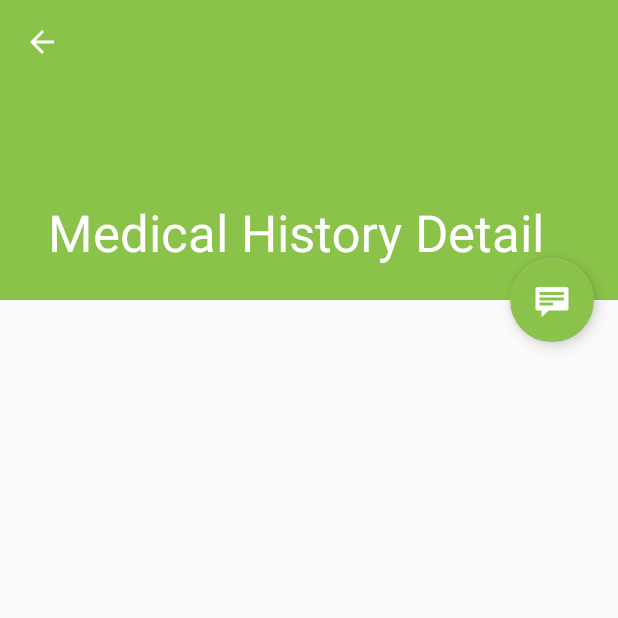
After one commit to falasenoglory/HIME, an Android app: the MedicalHistoryDetailActivity screen opened directly, with no data from a screen before it, on a phone screen of 412 x 824 dp, the top half of it. The commit adds this screen. Run offline under Robolectric (Android 15) with nearby library versions, the phone set to English and light mode, and no system bars; 1 statement that could not run was skipped.

Commit message:
Added Medical History's basic UI

```diff
--- a/app/build.gradle
+++ b/app/build.gradle
@@ -26,4 +26,6 @@ dependencies {
     compile 'com.android.support:design:23.1.1'
     compile 'com.parse.bolts:bolts-android:1.+'
     compile 'com.parse:parse-android:1.+'
+    compile 'com.android.support:support-v4:23.1.1'
+    compile 'com.android.support:recyclerview-v7:23.1.1'
 }
--- /dev/null
+++ b/app/src/main/java/com/jimbofer/hime/MedicalHistoryDetailActivity.java
@@ -0,0 +1,81 @@
+package com.jimbofer.hime;
+
+import android.content.Intent;
+import android.os.Bundle;
+import android.support.design.widget.FloatingActionButton;
+import android.support.design.widget.Snackbar;
+import android.support.v7.widget.Toolbar;
+import android.view.View;
+import android.support.v7.app.AppCompatActivity;
+import android.support.v7.app.ActionBar;
+import android.view.MenuItem;
+
+/**
+ * An activity representing a single Medical History detail screen. This
+ * activity is only used narrow width devices. On tablet-size devices,
+ * item details are presented side-by-side with a list of items
+ * in a {@link MedicalHistoryListActivity}.
+ */
+public class MedicalHistoryDetailActivity extends AppCompatActivity {
+
+    @Override
+    protected void onCreate(Bundle savedInstanceState) {
+        super.onCreate(savedInstanceState);
+        setContentView(R.layout.activity_medicalhistory_detail);
+        Toolbar toolbar = (Toolbar) findViewById(R.id.detail_toolbar);
+        setSupportActionBar(toolbar);
+
+        FloatingActionButton fab = (FloatingActionButton) findViewById(R.id.fab);
+        fab.setOnClickListener(new View.OnClickListener() {
+            @Override
+            public void onClick(View view) {
+                Snackbar.make(view, "Replace with your own detail action", Snackbar.LENGTH_LONG)
+                        .setAction("Action", null).show();
+            }
+        });
+
+        // Show the Up button in the action bar.
+        ActionBar actionBar = getSupportActionBar();
+        if (actionBar != null) {
+            actionBar.setDisplayHomeAsUpEnabled(true);
+        }
+
+        // savedInstanceState is non-null when there is fragment state
+        // saved from previous configurations of this activity
+        // (e.g. when rotating the screen from portrait to landscape).
+        // In this case, the fragment will automatically be re-added
+        // to its container so we don't need to manually add it.
+        // For more information, see the Fragments API guide at:
+        //
+        // http://developer.android.com/guide/components/fragments.html
+        //
+        if (savedInstanceState == null) {
+            // Create the detail fragment and add it to the activity
+            // using a fragment transaction.
+            Bundle arguments = new Bundle();
+            arguments.putString(MedicalHistoryDetailFragment.ARG_ITEM_ID,
+                    getIntent().getStringExtra(MedicalHistoryDetailFragment.ARG_ITEM_ID));
+            MedicalHistoryDetailFragment fragment = new MedicalHistoryDetailFragment();
+            fragment.setArguments(arguments);
+            getSupportFragmentManager().beginTransaction()
+                    .add(R.id.medicalhistory_detail_container, fragment)
+                    .commit();
+        }
+    }
+
+    @Override
+    public boolean onOptionsItemSelected(MenuItem item) {
+        int id = item.getItemId();
+        if (id == android.R.id.home) {
+            // This ID represents the Home or Up button. In the case of this
+            // activity, the Up button is shown. For
+            // more details, see the Navigation pattern on Android Design:
+            //
+            // http://developer.android.com/design/patterns/navigation.html#up-vs-back
+            //
+            navigateUpTo(new Intent(this, MedicalHistoryListActivity.class));
+            return true;
+        }
+        return super.onOptionsItemSelected(item);
+    }
+}
--- /dev/null
+++ b/app/src/main/java/com/jimbofer/hime/MedicalHistoryDetailFragment.java
@@ -0,0 +1,69 @@
+package com.jimbofer.hime;
+
+import android.app.Activity;
+import android.support.design.widget.CollapsingToolbarLayout;
+import android.os.Bundle;
+import android.support.v4.app.Fragment;
+import android.view.LayoutInflater;
+import android.view.View;
+import android.view.ViewGroup;
+import android.widget.TextView;
+
+import com.jimbofer.hime.dummy.DummyContent;
+
+/**
+ * A fragment representing a single Medical History detail screen.
+ * This fragment is either contained in a {@link MedicalHistoryListActivity}
+ * in two-pane mode (on tablets) or a {@link MedicalHistoryDetailActivity}
+ * on handsets.
+ */
+public class MedicalHistoryDetailFragment extends Fragment {
+    /**
+     * The fragment argument representing the item ID that this fragment
+     * represents.
+     */
+    public static final String ARG_ITEM_ID = "item_id";
+
+    /**
+     * The dummy content this fragment is presenting.
+     */
+    private DummyContent.DummyItem mItem;
+
+    /**
+     * Mandatory empty constructor for the fragment manager to instantiate the
+     * fragment (e.g. upon screen orientation changes).
+     */
+    public MedicalHistoryDetailFragment() {
+    }
+
+    @Override
+    public void onCreate(Bundle savedInstanceState) {
+        super.onCreate(savedInstanceState);
+
+        if (getArguments().containsKey(ARG_ITEM_ID)) {
+            // Load the dummy content specified by the fragment
+            // arguments. In a real-world scenario, use a Loader
+            // to load content from a content provider.
+            mItem = DummyContent.ITEM_MAP.get(getArguments().getString(ARG_ITEM_ID));
+
+            Activity activity = this.getActivity();
+            CollapsingToolbarLayout appBarLayout = (CollapsingToolbarLayout) activity.findViewById(R.id.toolbar_layout);
+            if (appBarLayout != null) {
+                appBarLayout.setTitle(mItem.content);
+            }
+        }
+    }
+
+    @Override
+    public View onCreateView(LayoutInflater inflater, ViewGroup container,
+                             Bundle savedInstanceState) {
+        View rootView = inflater.inflate(R.layout.medicalhistory_detail, container, false);
+
+        // Show the dummy content as text in a TextView.
+        if (mItem != null) {
+            ((TextView) rootView.findViewById(R.id.medicalhistory_detail)).setText(mItem.details);
+        }
+
+        return rootView;
+    }
+}
--- /dev/null
+++ b/app/src/main/java/com/jimbofer/hime/dummy/DummyContent.java
@@ -0,0 +1,72 @@
+package com.jimbofer.hime.dummy;
+
+import java.util.ArrayList;
+import java.util.HashMap;
+import java.util.List;
+import java.util.Map;
+
+/**
+ * Helper class for providing sample content for user interfaces created by
+ * Android template wizards.
+ * <p/>
+ * TODO: Replace all uses of this class before publishing your app.
+ */
+public class DummyContent {
+
+    /**
+     * An array of sample (dummy) items.
+     */
+    public static final List<DummyItem> ITEMS = new ArrayList<DummyItem>();
+
+    /**
+     * A map of sample (dummy) items, by ID.
+     */
+    public static final Map<String, DummyItem> ITEM_MAP = new HashMap<String, DummyItem>();
+
+    private static final int COUNT = 25;
+
+    static {
+        // Add some sample items.
+        for (int i = 1; i <= COUNT; i++) {
+            addItem(createDummyItem(i));
+        }
+    }
+
+    private static void addItem(DummyItem item) {
+        ITEMS.add(item);
+        ITEM_MAP.put(item.id, item);
+    }
+
+    private static DummyItem createDummyItem(int position) {
+        return new DummyItem(String.valueOf(position), "Item " + position, makeDetails(position));
+    }
+
+    private static String makeDetails(int position) {
+        StringBuilder builder = new StringBuilder();
+        builder.append("Details about Item: ").append(position);
+        for (int i = 0; i < position; i++) {
+            builder.append("\nMore details information here.");
+        }
+        return builder.toString();
+    }
+
+    /**
+     * A dummy item representing a piece of content.
+     */
+    public static class DummyItem {
+        public final String id;
+        public final String content;
+        public final String details;
+
+        public DummyItem(String id, String content, String details) {
+            this.id = id;
+            this.content = content;
+            this.details = details;
+        }
+
+        @Override
+        public String toString() {
+            return content;
+        }
+    }
+}
--- /dev/null
+++ b/app/src/main/res/layout/activity_medicalhistory_detail.xml
@@ -0,0 +1,53 @@
+<android.support.design.widget.CoordinatorLayout xmlns:android="http://schemas.android.com/apk/res/android"
+    xmlns:app="http://schemas.android.com/apk/res-auto"
+    xmlns:tools="http://schemas.android.com/tools"
+    android:layout_width="match_parent"
+    android:layout_height="match_parent"
+    android:fitsSystemWindows="true"
+    tools:context="com.jimbofer.hime.MedicalHistoryDetailActivity"
+    tools:ignore="MergeRootFrame">
+
+    <android.support.design.widget.AppBarLayout
+        android:id="@+id/app_bar"
+        android:layout_width="match_parent"
+        android:layout_height="@dimen/app_bar_height"
+        android:fitsSystemWindows="true"
+        android:theme="@style/ThemeOverlay.AppCompat.Dark.ActionBar">
+
+        <android.support.design.widget.CollapsingToolbarLayout
+            android:id="@+id/toolbar_layout"
+            android:layout_width="match_parent"
+            android:layout_height="match_parent"
+            android:fitsSystemWindows="true"
+            app:contentScrim="?attr/colorPrimary"
+            app:layout_scrollFlags="scroll|exitUntilCollapsed"
+            app:toolbarId="@+id/toolbar">
+
+            <android.support.v7.widget.Toolbar
+                android:id="@+id/detail_toolbar"
+                android:layout_width="match_parent"
+                android:layout_height="?attr/actionBarSize"
+                app:layout_collapseMode="pin"
+                app:popupTheme="@style/ThemeOverlay.AppCompat.Light" />
+
+        </android.support.design.widget.CollapsingToolbarLayout>
+
+    </android.support.design.widget.AppBarLayout>
+
+    <android.support.v4.widget.NestedScrollView
+        android:id="@+id/medicalhistory_detail_container"
+        android:layout_width="match_parent"
+        android:layout_height="match_parent"
+        app:layout_behavior="@string/appbar_scrolling_view_behavior" />
+
+    <android.support.design.widget.FloatingActionButton
+        android:id="@+id/fab"
+        android:layout_width="wrap_content"
+        android:layout_height="wrap_content"
+        android:layout_gravity="center_vertical|start"
+        android:layout_margin="@dimen/fab_margin"
+        android:src="@android:drawable/stat_notify_chat"
+        app:layout_anchor="@+id/medicalhistory_detail_container"
+        app:layout_anchorGravity="top|end" />
+
+</android.support.design.widget.CoordinatorLayout>
--- /dev/null
+++ b/app/src/main/res/layout/medicalhistory_detail.xml
@@ -0,0 +1,9 @@
+<TextView xmlns:android="http://schemas.android.com/apk/res/android"
+    xmlns:tools="http://schemas.android.com/tools"
+    android:id="@+id/medicalhistory_detail"
+    style="?android:attr/textAppearanceLarge"
+    android:layout_width="match_parent"
+    android:layout_height="match_parent"
+    android:padding="16dp"
+    android:textIsSelectable="true"
+    tools:context="com.jimbofer.hime.MedicalHistoryDetailFragment" />
--- a/app/src/main/res/values/dimens.xml
+++ b/app/src/main/res/values/dimens.xml
@@ -6,4 +6,7 @@
     <dimen name="activity_horizontal_margin">16dp</dimen>
     <dimen name="activity_vertical_margin">16dp</dimen>
     <dimen name="fab_margin">16dp</dimen>
+    <dimen name="app_bar_height">200dp</dimen>
+    <dimen name="item_width">200dp</dimen>
+    <dimen name="text_margin">16dp</dimen>
 </resources>
--- a/app/src/main/res/values/strings.xml
+++ b/app/src/main/res/values/strings.xml
@@ -16,4 +16,6 @@
     <string name="AccountId">Account ID</string>
     <string name="EnterPassword">Enter Password</string>
     <string name="Login">Login</string>
+    <string name="title_medicalhistory_list">Medical Histories</string>
+    <string name="title_medicalhistory_detail">Medical History Detail</string>
 </resources>
```
Also changed, not shown: app/src/main/AndroidManifest.xml (+17 -1 lines), app/src/main/java/com/jimbofer/hime/MedicalHistoryListActivity.java (added, +142 -0 lines), app/src/main/res/anim/zoom.xml (added, +14 -0 lines), app/src/main/res/layout-w900dp/medicalhistory_list.xml (added, +38 -0 lines), app/src/main/res/layout/activity_medicalhistory_list.xml (added, +42 -0 lines), app/src/main/res/layout/medicalhistory_list.xml (added, +13 -0 lines), app/src/main/res/layout/medicalhistory_list_content.xml (added, +20 -0 lines).
